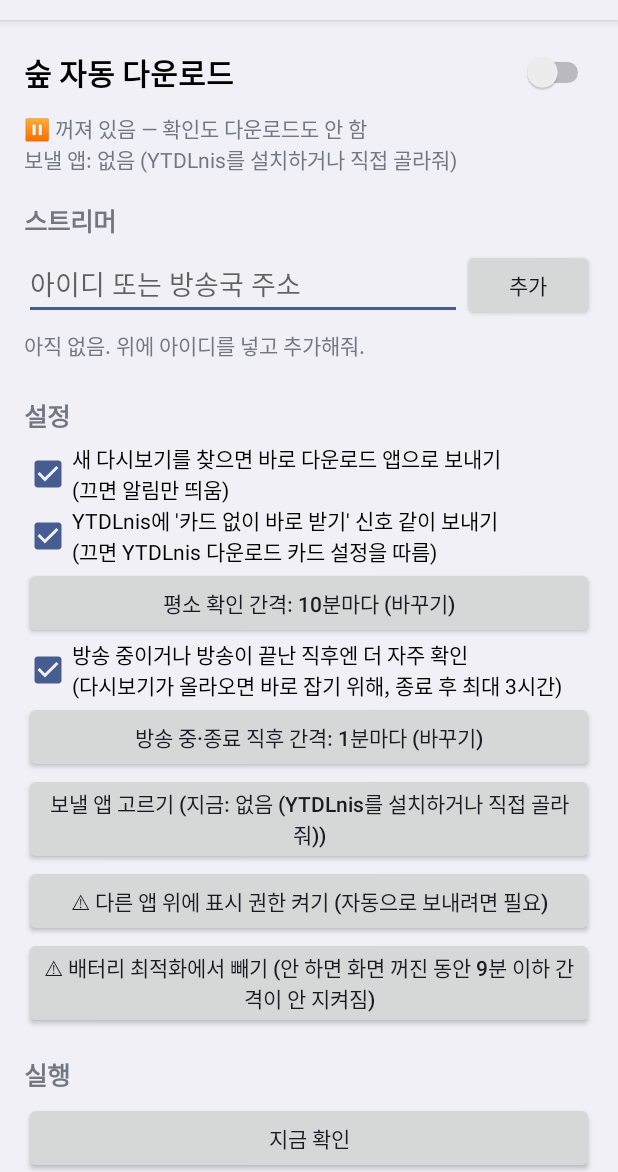
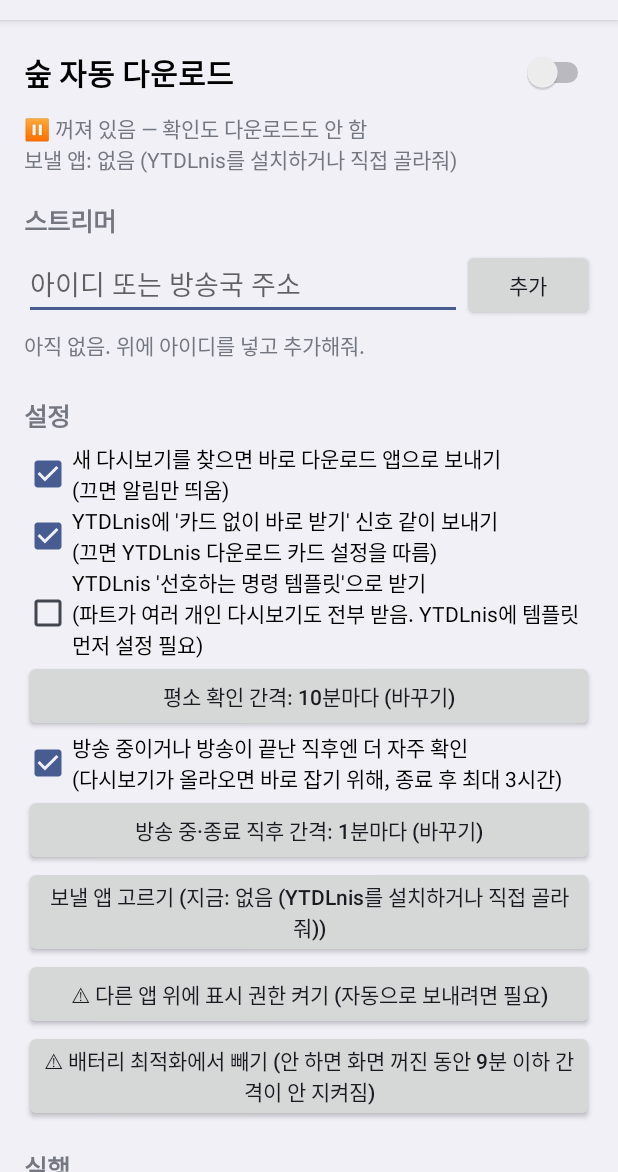
Before and after one commit to kimjuno0831-hue/livetr, an Android app: the screen it shows after launch (MainActivity), after a tap on "추가", on a phone screen of 412 x 824 dp, the part 64-1236 px from its top. Run offline under Robolectric (Android 15) with nearby library versions, the phone set to English and light mode, and no system bars; 1 other tap on this screen came first.

Commit message:
여러 파트 다시보기: YTDLnis 명령 템플릿 방식으로 보내는 옵션
Co-Authored-By: Claude Opus 5.5 <noreply@anthropic.com>
Claude-Session: https://claude.ai/code/session_01AHvc5mTQcq7MM3CXryh5rP

```diff
--- a/app/src/main/java/app/cap/soopvod/Handoff.kt
+++ b/app/src/main/java/app/cap/soopvod/Handoff.kt
@@ -9,18 +9,23 @@ import android.provider.Settings
 /** 다운로드 앱(YTDLnis 등)에 링크 넘기기 */
 object Handoff {
     private var bg = true
+    private var cmd = false
 
     private fun share(url: String): Intent {
         val i = Intent(Intent.ACTION_SEND)
             .setType("text/plain")
             .putExtra(Intent.EXTRA_TEXT, url)
-            .putExtra("TYPE", "video")
+            // command = YTDLnis의 "선호하는 명령 템플릿"으로 yt-dlp를 한 번에 실행 → 여러 파트 전부 받음
+            .putExtra("TYPE", if (cmd) "command" else "video")
         // YTDLnis 자동화용: 다운로드 카드 없이 바로 받기 (설정에서 끌 수 있음)
         if (bg) i.putExtra("BACKGROUND", true)
         return i
     }
 
-    private fun load(c: Context) { bg = Store.bgFlag(c) }
+    private fun load(c: Context) {
+        bg = Store.bgFlag(c)
+        cmd = Store.cmdMode(c)
+    }
 
     /** 텍스트 공유를 받을 수 있는 앱들 */
     fun targets(c: Context): List<ResolveInfo> =
--- a/app/src/main/java/app/cap/soopvod/MainActivity.kt
+++ b/app/src/main/java/app/cap/soopvod/MainActivity.kt
@@ -36,6 +36,7 @@ class MainActivity : Activity() {
     private lateinit var fastBtn: Button
     private lateinit var smartBox: CheckBox
     private lateinit var bgBox: CheckBox
+    private lateinit var cmdBox: CheckBox
     private lateinit var masterSw: android.widget.Switch
     private lateinit var targetBtn: Button
     private lateinit var overlayBtn: Button
@@ -137,6 +138,12 @@ class MainActivity : Activity() {
             setOnCheckedChangeListener { _, b -> Store.setBgFlag(this@MainActivity, b) }
         }
         root.addView(bgBox)
+
+        cmdBox = CheckBox(this).apply {
+            text = "YTDLnis '선호하는 명령 템플릿'으로 받기\n(파트가 여러 개인 다시보기도 전부 받음. YTDLnis에 템플릿 먼저 설정 필요)"
+            setOnCheckedChangeListener { _, b -> Store.setCmdMode(this@MainActivity, b) }
+        }
+        root.addView(cmdBox)
 
         intervalBtn = button("") {
             pickMinutes("평소 확인 간격", intArrayOf(1, 2, 3, 5, 10, 15, 30, 60)) {
@@ -268,6 +275,7 @@ class MainActivity : Activity() {
 
         autoBox.isChecked = Store.autoSend(this)
         bgBox.isChecked = Store.bgFlag(this)
+        cmdBox.isChecked = Store.cmdMode(this)
         intervalBtn.text = "평소 확인 간격: ${Store.interval(this)}분마다 (바꾸기)"
         smartBox.isChecked = Store.smart(this)
         fastBtn.text = "방송 중·종료 직후 간격: ${Store.fastInterval(this)}분마다 (바꾸기)"
--- a/app/src/main/java/app/cap/soopvod/Store.kt
+++ b/app/src/main/java/app/cap/soopvod/Store.kt
@@ -54,6 +54,9 @@ object Store {
         e.apply()
     }
 
+    fun cmdMode(c: Context) = p(c).getBoolean("cmd", false)
+    fun setCmdMode(c: Context, v: Boolean) = p(c).edit().putBoolean("cmd", v).apply()
+
     fun bgFlag(c: Context) = p(c).getBoolean("bg", true)
     fun setBgFlag(c: Context, v: Boolean) = p(c).edit().putBoolean("bg", v).apply()
 
```
